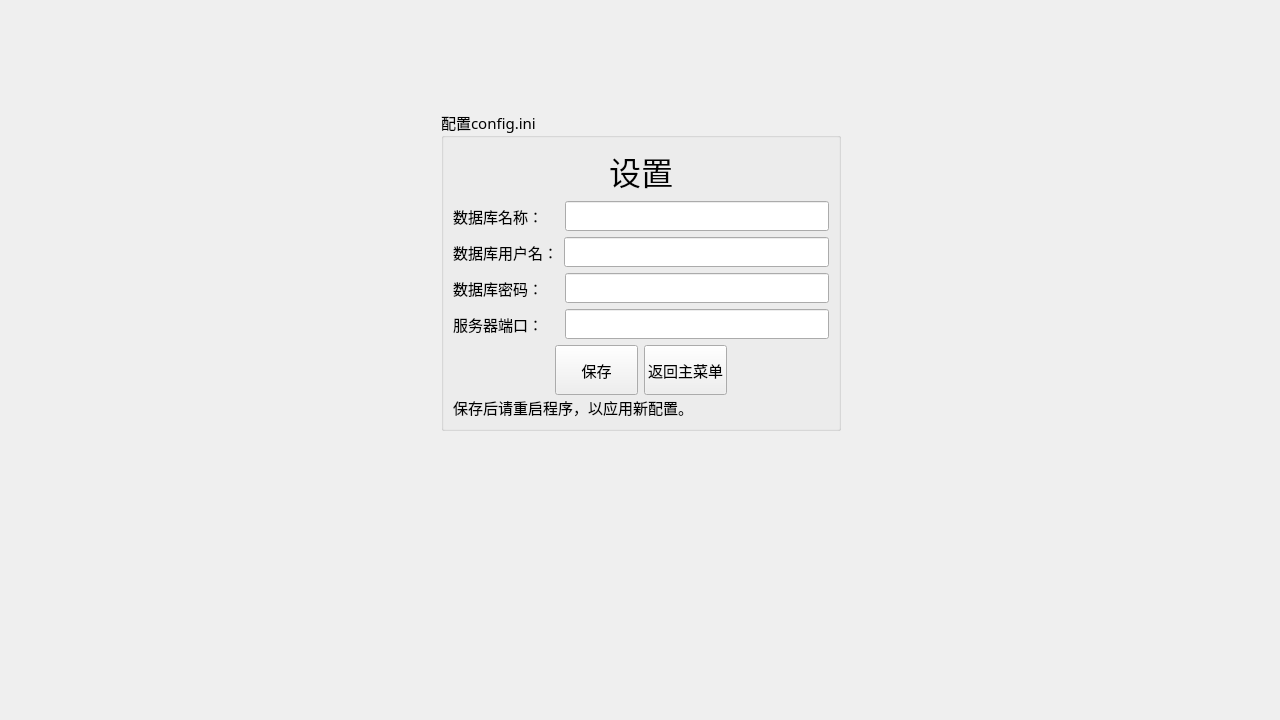
Above: server/ConfigUI.ui from AlanForeverAi/Exams before the change. Below: the same form after it.
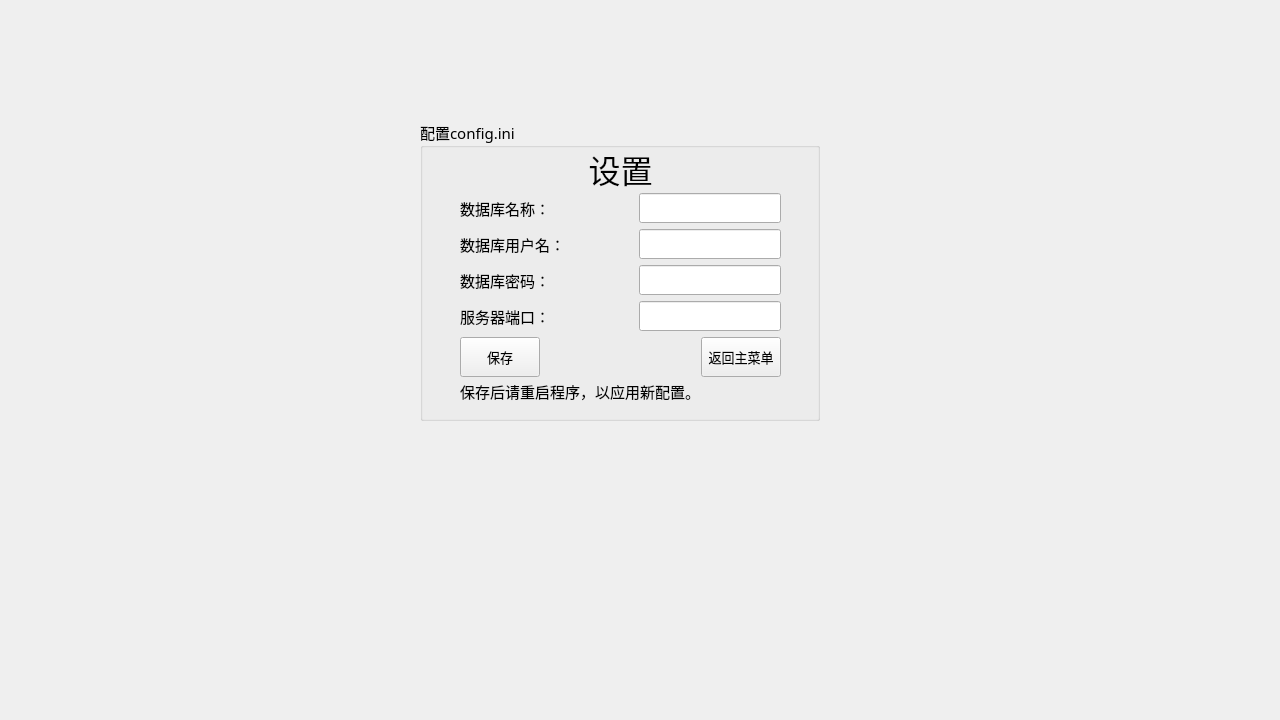
That is the form after the change.

```diff
--- a/server/ConfigUI.ui
+++ b/server/ConfigUI.ui
@@ -28,44 +28,15 @@
   <property name="styleSheet">
    <string notr="true"/>
   </property>
-  <widget class="QWidget" name="layoutWidget">
-   <property name="geometry">
-    <rect>
-     <x>10</x>
-     <y>10</y>
-     <width>1261</width>
-     <height>708</height>
-    </rect>
-   </property>
-   <layout class="QGridLayout" name="gridLayout_2">
-    <item row="0" column="0">
-     <spacer name="horizontalSpacer">
-      <property name="orientation">
-       <enum>Qt::Horizontal</enum>
-      </property>
-      <property name="sizeHint" stdset="0">
-       <size>
-        <width>400</width>
-        <height>20</height>
-       </size>
-      </property>
-     </spacer>
-    </item>
-    <item row="0" column="2">
-     <spacer name="horizontalSpacer_2">
-      <property name="orientation">
-       <enum>Qt::Horizontal</enum>
-      </property>
-      <property name="sizeHint" stdset="0">
-       <size>
-        <width>400</width>
-        <height>20</height>
-       </size>
-      </property>
-     </spacer>
-    </item>
-    <item row="1" column="1">
      <widget class="QGroupBox" name="groupBox">
+   <property name="geometry">
+    <rect>
+     <x>420</x>
+     <y>120</y>
+     <width>400</width>
+     <height>301</height>
+    </rect>
+   </property>
       <property name="sizePolicy">
        <sizepolicy hsizetype="Fixed" vsizetype="Fixed">
         <horstretch>0</horstretch>
@@ -87,9 +58,32 @@
       <property name="title">
        <string>配置config.ini</string>
       </property>
-      <layout class="QGridLayout" name="gridLayout">
-       <item row="1" column="0">
+   <widget class="QWidget" name="">
+    <property name="geometry">
+     <rect>
+      <x>40</x>
+      <y>30</y>
+      <width>321</width>
+      <height>253</height>
+     </rect>
+    </property>
         <layout class="QVBoxLayout" name="verticalLayout">
+     <item>
+      <widget class="QLabel" name="label">
+       <property name="font">
+        <font>
+         <family>微软雅黑</family>
+         <pointsize>24</pointsize>
+        </font>
+       </property>
+       <property name="text">
+        <string>设置</string>
+       </property>
+       <property name="alignment">
+        <set>Qt::AlignCenter</set>
+       </property>
+      </widget>
+     </item>
          <item>
           <layout class="QHBoxLayout" name="horizontalLayout">
            <item>
@@ -105,6 +99,19 @@
              </property>
             </widget>
            </item>
+       <item>
+        <spacer name="horizontalSpacer_5">
+         <property name="orientation">
+          <enum>Qt::Horizontal</enum>
+         </property>
+         <property name="sizeHint" stdset="0">
+          <size>
+           <width>40</width>
+           <height>20</height>
+          </size>
+         </property>
+        </spacer>
+       </item>
            <item>
             <widget class="QLineEdit" name="lineEdit_DBname"/>
            </item>
@@ -125,6 +132,19 @@
              </property>
             </widget>
            </item>
+       <item>
+        <spacer name="horizontalSpacer_6">
+         <property name="orientation">
+          <enum>Qt::Horizontal</enum>
+         </property>
+         <property name="sizeHint" stdset="0">
+          <size>
+           <width>40</width>
+           <height>20</height>
+          </size>
+         </property>
+        </spacer>
+       </item>
            <item>
             <widget class="QLineEdit" name="lineEdit_DBuser"/>
            </item>
@@ -145,6 +165,19 @@
              </property>
             </widget>
            </item>
+       <item>
+        <spacer name="horizontalSpacer_7">
+         <property name="orientation">
+          <enum>Qt::Horizontal</enum>
+         </property>
+         <property name="sizeHint" stdset="0">
+          <size>
+           <width>40</width>
+           <height>20</height>
+          </size>
+         </property>
+        </spacer>
+       </item>
            <item>
             <widget class="QLineEdit" name="lineEdit_DBpw">
              <property name="echoMode">
@@ -169,6 +202,19 @@
              </property>
             </widget>
            </item>
+       <item>
+        <spacer name="horizontalSpacer_8">
+         <property name="orientation">
+          <enum>Qt::Horizontal</enum>
+         </property>
+         <property name="sizeHint" stdset="0">
+          <size>
+           <width>40</width>
+           <height>20</height>
+          </size>
+         </property>
+        </spacer>
+       </item>
            <item>
             <widget class="QLineEdit" name="lineEdit_port"/>
            </item>
@@ -176,124 +222,78 @@
          </item>
          <item>
           <layout class="QHBoxLayout" name="horizontalLayout_5">
-           <item>
-            <spacer name="horizontalSpacer_3">
-             <property name="orientation">
-              <enum>Qt::Horizontal</enum>
-             </property>
-             <property name="sizeHint" stdset="0">
-              <size>
-               <width>40</width>
-               <height>20</height>
-              </size>
-             </property>
-            </spacer>
-           </item>
            <item>
             <widget class="QPushButton" name="pushButton_save">
              <property name="minimumSize">
               <size>
-               <width>83</width>
-               <height>50</height>
-              </size>
-             </property>
+           <width>80</width>
+           <height>40</height>
+          </size>
+         </property>
+         <property name="font">
+          <font>
+           <pointsize>10</pointsize>
+          </font>
+         </property>
              <property name="text">
               <string>保存</string>
              </property>
             </widget>
            </item>
+       <item>
+        <spacer name="horizontalSpacer_3">
+         <property name="orientation">
+          <enum>Qt::Horizontal</enum>
+         </property>
+         <property name="sizeHint" stdset="0">
+          <size>
+           <width>40</width>
+           <height>20</height>
+          </size>
+         </property>
+        </spacer>
+       </item>
            <item>
             <widget class="QPushButton" name="pushButton_back">
              <property name="minimumSize">
               <size>
-               <width>83</width>
-               <height>50</height>
-              </size>
-             </property>
+           <width>80</width>
+           <height>40</height>
+          </size>
+         </property>
+         <property name="font">
+          <font>
+           <pointsize>10</pointsize>
+          </font>
+         </property>
              <property name="text">
               <string>返回主菜单</string>
              </property>
-            </widget>
-           </item>
-           <item>
-            <spacer name="horizontalSpacer_4">
-             <property name="orientation">
-              <enum>Qt::Horizontal</enum>
-             </property>
-             <property name="sizeHint" stdset="0">
+         <property name="iconSize">
               <size>
-               <width>40</width>
-               <height>20</height>
-              </size>
-             </property>
-            </spacer>
+           <width>16</width>
+           <height>16</height>
+          </size>
+         </property>
+         <property name="autoRepeat">
+          <bool>false</bool>
+         </property>
+        </widget>
            </item>
           </layout>
          </item>
-        </layout>
-       </item>
-       <item row="2" column="0">
+     <item>
         <widget class="QLabel" name="label_6">
          <property name="text">
           <string>保存后请重启程序，以应用新配置。</string>
          </property>
         </widget>
        </item>
-       <item row="0" column="0">
-        <widget class="QLabel" name="label">
-         <property name="font">
-          <font>
-           <family>微软雅黑</family>
-           <pointsize>24</pointsize>
-          </font>
-         </property>
-         <property name="text">
-          <string>设置</string>
-         </property>
-         <property name="alignment">
-          <set>Qt::AlignCenter</set>
-         </property>
-        </widget>
-       </item>
-      </layout>
+    </layout>
+   </widget>
       <zorder></zorder>
       <zorder>label_6</zorder>
       <zorder>label</zorder>
-     </widget>
-    </item>
-    <item row="2" column="1">
-     <spacer name="verticalSpacer">
-      <property name="orientation">
-       <enum>Qt::Vertical</enum>
-      </property>
-      <property name="sizeType">
-       <enum>QSizePolicy::Fixed</enum>
-      </property>
-      <property name="sizeHint" stdset="0">
-       <size>
-        <width>397</width>
-        <height>287</height>
-       </size>
-      </property>
-     </spacer>
-    </item>
-    <item row="0" column="1">
-     <spacer name="verticalSpacer_3">
-      <property name="orientation">
-       <enum>Qt::Vertical</enum>
-      </property>
-      <property name="sizeType">
-       <enum>QSizePolicy::Fixed</enum>
-      </property>
-      <property name="sizeHint" stdset="0">
-       <size>
-        <width>400</width>
-        <height>100</height>
-       </size>
-      </property>
-     </spacer>
-    </item>
-   </layout>
   </widget>
  </widget>
  <resources/>
```
Lines whose indentation alone changed are shown as unchanged.
